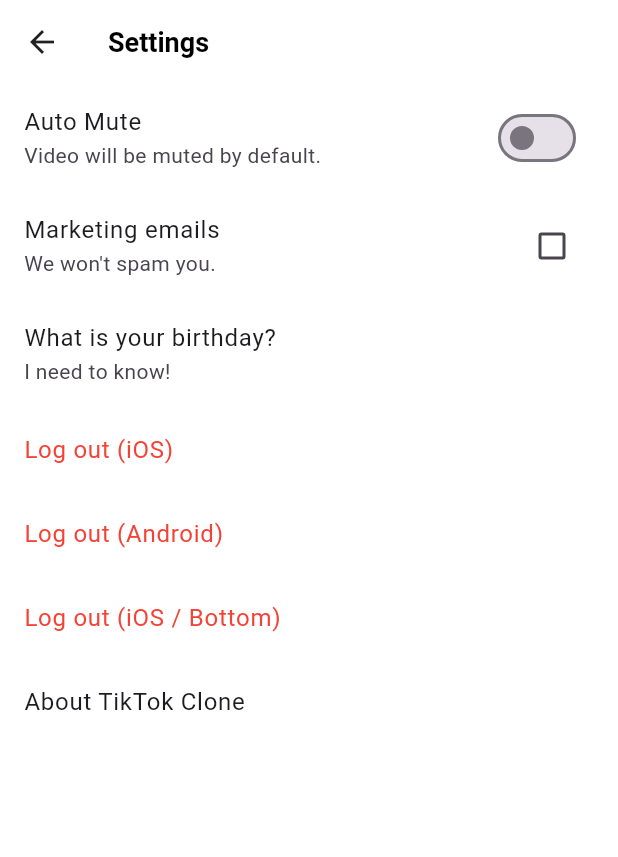
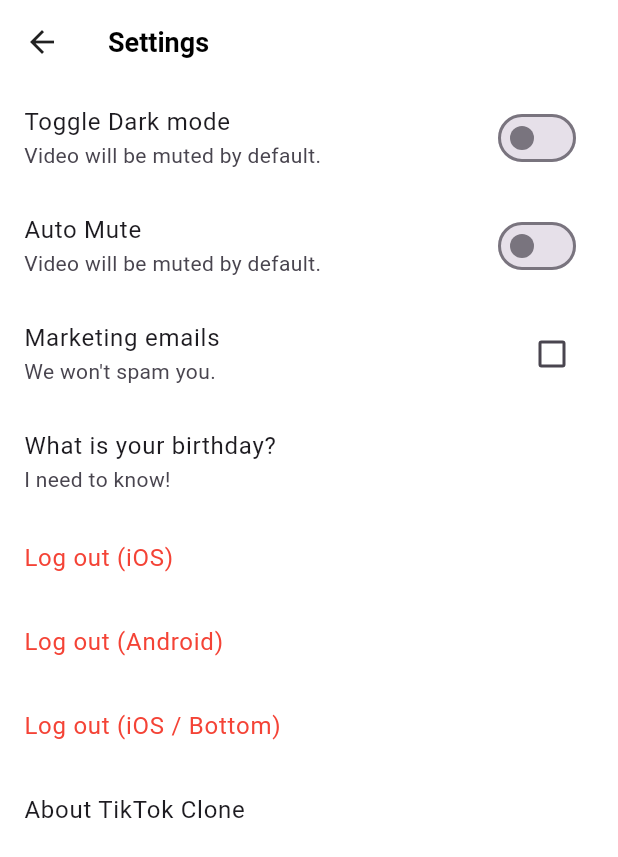
Before and after one commit to x0o0b/tiktok_clone, a Flutter app: the SettingsScreen screen opened directly, on a phone screen of 412 x 824 dp. Shown: the top 857 px of the screen. Run offline on Flutter 3.47's test engine with Material 2 defaults, Android fonts, the phone set to English and light mode, and no system bars; our stand-ins replace camera, font_awesome_flutter, gallery_saver, go_router, image_picker, permission_handler and 2 more; network calls fail.

Commit message:
Code Challenge

```diff
--- a/lib/common/widgets/video_config/video_config.dart
+++ b/lib/common/widgets/video_config/video_config.dart
@@ -1,3 +1,5 @@
 import 'package:flutter/material.dart';
 
 final videoConfig = ValueNotifier(false);
+
+final darkMode = ValueNotifier(false);
--- a/lib/features/settings/settings_screen.dart
+++ b/lib/features/settings/settings_screen.dart
@@ -35,6 +35,17 @@ class _SettingsScreenState extends State<SettingsScreen> {
           ),
           child: ListView(
             children: [
+              ValueListenableBuilder(
+                valueListenable: darkMode,
+                builder: (context, value, child) => SwitchListTile.adaptive(
+                  value: value,
+                  onChanged: (value) {
+                    darkMode.value = !darkMode.value;
+                  },
+                  title: Text("Toggle ${!value ? "Dark" : "light"} mode"),
+                  subtitle: const Text("Video will be muted by default."),
+                ),
+              ),
               ValueListenableBuilder(
                 valueListenable: videoConfig,
                 builder: (context, value, child) => SwitchListTile.adaptive(
```
Also changed, not shown: lib/main.dart (+5 -2 lines).
